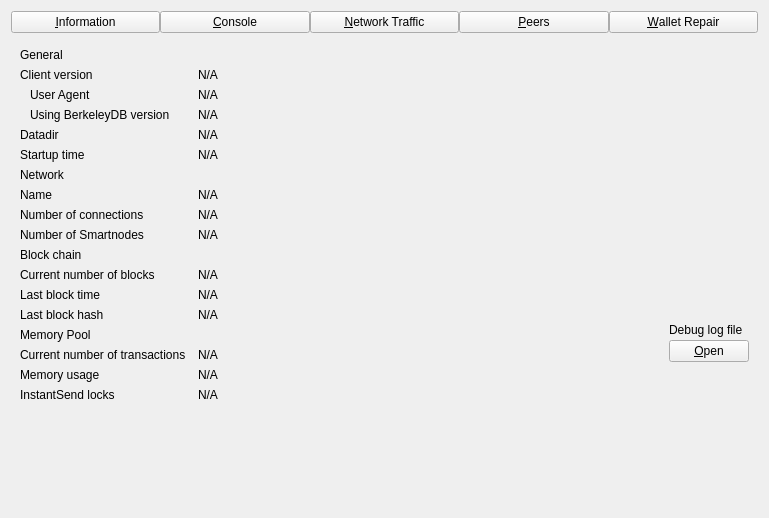
This is src/qt/forms/debugwindow.ui in Raptor3um/raptoreum as Qt 5 draws it before an edit. The edited form follows.
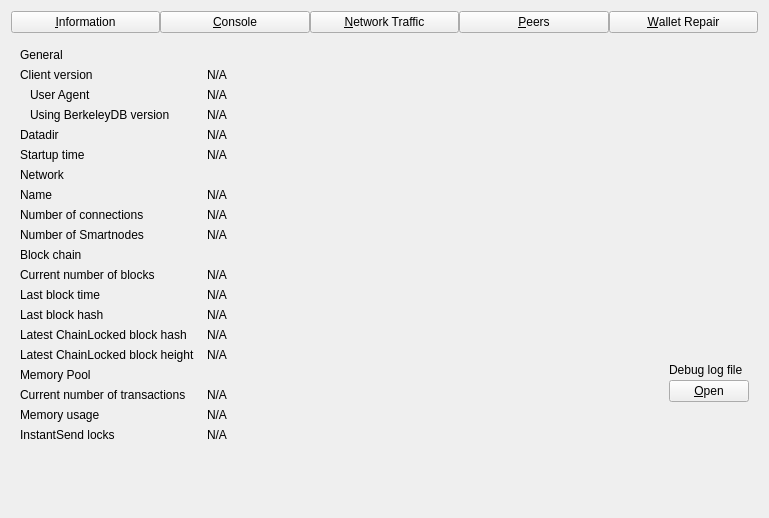
This is the edited form. Custom widgets are drawn as their Qt base class.

Diff of the .ui file:
```diff
--- a/src/qt/forms/debugwindow.ui
+++ b/src/qt/forms/debugwindow.ui
@@ -374,20 +374,66 @@
         </widget>
        </item>
        <item row="14" column="0">
+        <widget class="QLabel" name="bestChainLockHashLabel">
+         <property name="text">
+          <string>Latest ChainLocked block hash</string>
+         </property>
+        </widget>
+       </item>
+       <item row="14" column="1">
+        <widget class="QLabel" name="bestChainLockHash">
+         <property name="cursor">
+          <cursorShape>IBeamCursor</cursorShape>
+         </property>
+         <property name="text">
+          <string>N/A</string>
+         </property>
+         <property name="textFormat">
+          <enum>Qt::PlainText</enum>
+         </property>
+         <property name="textInteractionFlags">
+          <set>Qt::LinksAccessibleByMouse|Qt::TextSelectableByKeyboard|Qt::TextSelectableByMouse</set>
+         </property>
+        </widget>
+       </item>
+       <item row="15" column="0">
+        <widget class="QLabel" name="bestChainLockHeightLabel">
+         <property name="text">
+          <string>Latest ChainLocked block height</string>
+         </property>
+        </widget>
+       </item>
+       <item row="15" column="1">
+        <widget class="QLabel" name="bestChainLockHeight">
+         <property name="cursor">
+          <cursorShape>IBeamCursor</cursorShape>
+         </property>
+         <property name="text">
+          <string>N/A</string>
+         </property>
+         <property name="textFormat">
+          <enum>Qt::PlainText</enum>
+         </property>
+         <property name="textInteractionFlags">
+          <set>Qt::LinksAccessibleByMouse|Qt::TextSelectableByKeyboard|Qt::TextSelectableByMouse</set>
+         </property>
+        </widget>
+       </item>
+       <item row="16" column="0">
         <widget class="QLabel" name="labelMempoolTitle">
          <property name="text">
           <string>Memory Pool</string>
          </property>
         </widget>
        </item>
-       <item row="15" column="0">
+       <item row="17" column="0">
         <widget class="QLabel" name="labelNumberOfTransactions">
          <property name="text">
           <string>Current number of transactions</string>
          </property>
         </widget>
        </item>
-       <item row="15" column="1">
+       <item row="17" column="1">
         <widget class="QLabel" name="mempoolNumberTxs">
          <property name="cursor">
           <cursorShape>IBeamCursor</cursorShape>
@@ -403,14 +449,14 @@
          </property>
         </widget>
        </item>
-       <item row="16" column="0">
+       <item row="18" column="0">
         <widget class="QLabel" name="labelMemoryUsage">
          <property name="text">
           <string>Memory usage</string>
          </property>
         </widget>
        </item>
-       <item row="16" column="1">
+       <item row="18" column="1">
         <widget class="QLabel" name="mempoolSize">
          <property name="cursor">
           <cursorShape>IBeamCursor</cursorShape>
@@ -426,7 +472,7 @@
          </property>
         </widget>
        </item>
-       <item row="13" column="2" rowspan="3">
+       <item row="15" column="2" rowspan="3">
         <layout class="QVBoxLayout" name="verticalLayoutDebugButton">
          <property name="spacing">
           <number>3</number>
@@ -466,7 +512,7 @@
          </item>
         </layout>
        </item>
-       <item row="18" column="0">
+       <item row="20" column="0">
         <spacer name="verticalSpacer">
          <property name="orientation">
           <enum>Qt::Vertical</enum>
@@ -479,14 +525,14 @@
          </property>
         </spacer>
        </item>
-       <item row="17" column="0">
+       <item row="19" column="0">
         <widget class="QLabel" name="labelInstantSendLockCount">
          <property name="text">
           <string>InstantSend locks</string>
          </property>
         </widget>
        </item>
-       <item row="17" column="1">
+       <item row="19" column="1">
         <widget class="QLabel" name="instantSendLockCount">
          <property name="cursor">
           <cursorShape>IBeamCursor</cursorShape>
```
Left out of the diff: 3 changed lines with no effect on the pictures.
